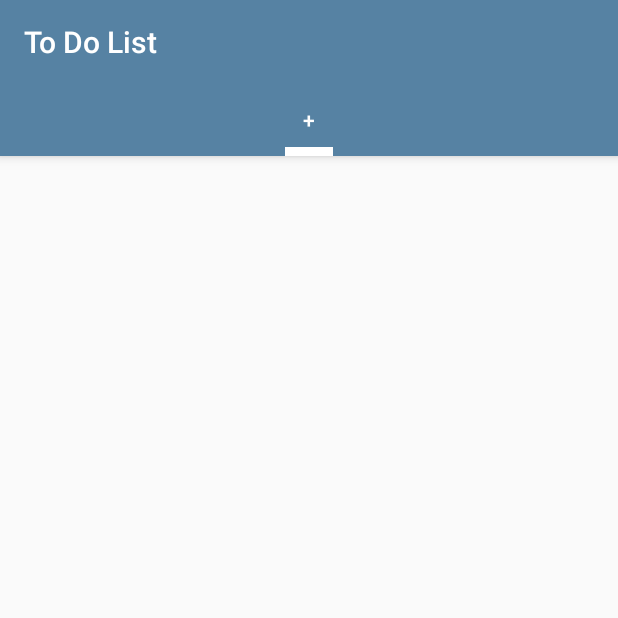
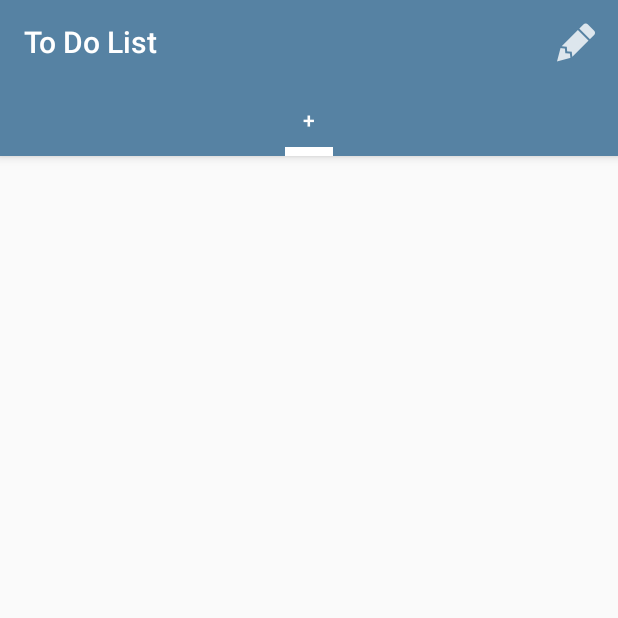
Before and after one commit to Velkonost/ToDoList, an Android app: the screen it shows after launch (MainActivity), on a phone screen of 412 x 824 dp, the top half of it. Run offline under Robolectric (Android 15) with nearby library versions, the phone set to English and light mode, and no system bars; 5 statements that could not run were skipped.

Commit message:
added `change column's name` function. has known bug

```diff
--- /dev/null
+++ b/app/src/main/res/menu/menu_column.xml
@@ -0,0 +1,12 @@
+<?xml version="1.0" encoding="utf-8"?>
+<menu xmlns:android="http://schemas.android.com/apk/res/android"
+      xmlns:app="http://schemas.android.com/apk/res-auto">
+
+    <item
+        android:id="@+id/action_change"
+        app:showAsAction="always"
+        android:title="Изменить"
+        android:icon="@mipmap/ic_lead_pencil">
+    </item>
+
+</menu>
```
Also changed, not shown: app/src/main/java/ru/velkonost/todolist/activities/MainActivity.java (+77 -0 lines), app/src/main/res/mipmap-hdpi/ic_lead_pencil.png (added), app/src/main/res/mipmap-mdpi/ic_lead_pencil.png (added), app/src/main/res/mipmap-xhdpi/ic_lead_pencil.png (added), app/src/main/res/mipmap-xxhdpi/ic_lead_pencil.png (added), app/src/main/res/mipmap-xxxhdpi/ic_lead_pencil.png (added).
